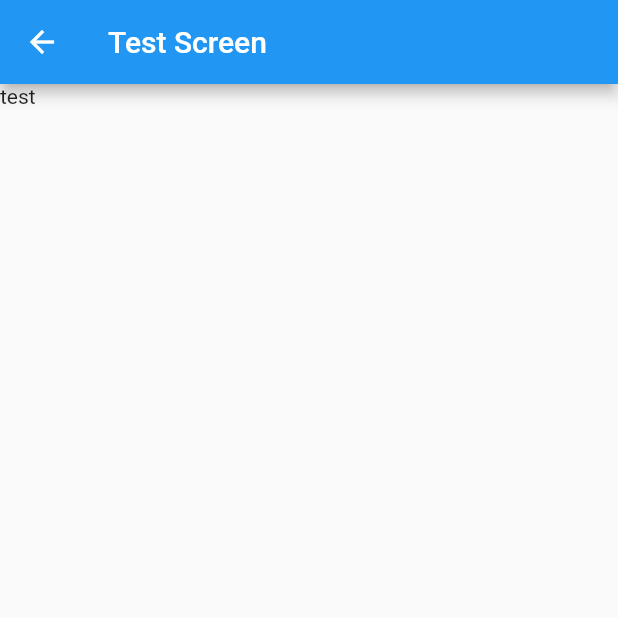
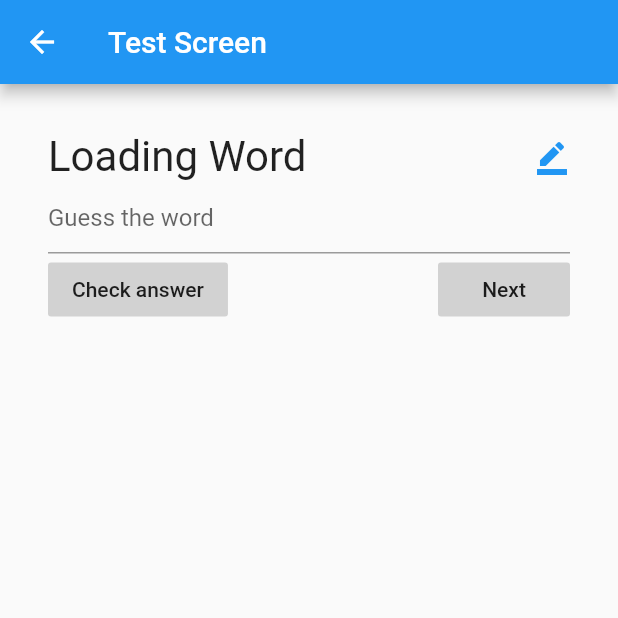
Before and after one commit to Bardo91/nihongo_goi_2, a Flutter app: the screen it shows after launch, after a tap on "テスト - Test", on a phone screen of 412 x 824 dp, the top half of it. Run offline on Flutter 3.47's test engine with Material 2 defaults, Android fonts, the phone set to English and light mode, and no system bars; our stand-ins replace sqflite; accounts and stored records are empty.

Commit message:
Preparing test screen

```diff
--- a/lib/KanjiScreen.dart
+++ b/lib/KanjiScreen.dart
@@ -35,7 +35,7 @@ class _KanjiScreenState extends State<KanjiScreen> {
             padding: EdgeInsets.all(16.0),
             itemCount: kanjis.length*2,
             itemBuilder: /*1*/ (context, i) {
-              if (i.isOdd) return Divider(); /*2*/
+              if (i.isOdd) return Divider(thickness: 2); /*2*/
               final index = i ~/ 2;
               return _buildRow(kanjis[index]);
             })
--- a/lib/Nihongogoi2Database.dart
+++ b/lib/Nihongogoi2Database.dart
@@ -38,17 +38,17 @@ class Nihongogoi2Database{
     final dbPath  = await getDatabasesPath();
     final path = join(dbPath, DATABASE_NAME);
 
-    final exist = await databaseExists(path);
+    /*final exist = await databaseExists(path);
 
     if(!exist){
       try{
         await Directory(dirname(path)).create(recursive: true);
-      }catch(_){}
+      }catch(_){}*/
       ByteData data = await rootBundle.load(join("assets", DATABASE_NAME));
 
       List<int> bytes = data.buffer.asUint8List(data.offsetInBytes, data.lengthInBytes);
       await File(path).writeAsBytes(bytes, flush: true);
-    }
+    //}
 
     database = await openDatabase(path);
   }
@@ -69,10 +69,11 @@ class Nihongogoi2Database{
     });
   }
 
-  List<VocabularyEntry> getAllVocabulary(){
+  Future<List<VocabularyEntry>> getAllVocabulary() async{
+    // Get a reference to the database.
+
     // Query the table for all The Dogs.
-    List<Map<String, dynamic>> maps;
-    database.query('dogs').then((value) => maps);
+    final  List<Map<String, dynamic>> maps = await database.query('vocabulary');
 
     // Convert the List<Map<String, dynamic> into a List<Dog>.
     return List.generate(maps.length, (i) {
--- a/lib/TestScreen.dart
+++ b/lib/TestScreen.dart
@@ -2,19 +2,107 @@
 
 import 'package:flutter/material.dart';
 
-class TestScreen extends StatelessWidget {
+import 'Nihongogoi2Database.dart';
+
+class TestScreen extends StatefulWidget {
+  TestScreen(_kanjis, _vocabulary){
+    kanjisFuture = _kanjis;
+    vocabularyFuture = _vocabulary;
+  }
+
+  @override
+  _TestScreenState createState() => _TestScreenState(kanjisFuture, vocabularyFuture);
+
+  Future<List<KanjiEntry>> kanjisFuture;
+  Future<List<VocabularyEntry>> vocabularyFuture;
+}
+
+class _TestScreenState extends State<TestScreen> {
+  _TestScreenState(_kanjis, _vocabulary){
+    kanjisFuture = _kanjis;
+    vocabularyFuture = _vocabulary;
+
+    kanjisFuture.then((value) {
+      if (value != null) value.forEach((item) => kanjis.add(item));
+      setState(() {});
+    });
+
+    vocabularyFuture.then((value) {
+      if (value != null) value.forEach((item) => vocabulary.add(item));
+      setState(() {});
+    });
+  }
+
+  String currentWord = "Loading Word";
+  String currentAnswer = "iam";
+  String currentGuess = "";
+  int statusAnswer = 0;
   @override
   Widget build(BuildContext context) {
     return Scaffold(
       appBar: AppBar(
         title: Text("Test Screen"),
       ),
-      body: ListView(
-        children: [
-          Text("test"),
-        ],
+      body: Container(
+        padding: const EdgeInsets.all(32),
+        child: Column(
+          children: [
+            Container(
+              child: Row(
+                mainAxisAlignment: MainAxisAlignment.center,
+                children: [
+                  Text(currentWord, textScaleFactor: 2),
+                  Spacer(),
+                  Icon(
+                      statusAnswer==0?Icons.border_color:statusAnswer==1?Icons.check:Icons.clear,
+                      color: statusAnswer==0?Colors.blue:statusAnswer==1?Colors.green:Colors.red),
+                ],
+              )
+            ),
+            TextFormField(
+              decoration: InputDecoration(
+                hintText: "Guess the word",
+              ),
+              onChanged: (text) => currentGuess=text,
+            ),
+            Row(
+              mainAxisAlignment: MainAxisAlignment.center,
+              children: [
+                FlatButton(
+                  color: Color.fromARGB(255, 210, 210, 210),
+                  child: Text("Check answer"),
+                  onPressed: _checkAnswer,
+                ),
+                Spacer(),
+                FlatButton(
+                  color: Color.fromARGB(255, 210, 210, 210),
+                  child: Text("Next"),
+                  onPressed: _newRandomWord,
+                )
+              ],
+            ),
+          ],
+        ),
       ),
     );
+  }
 
+  void _checkAnswer(){
+    if(currentAnswer == currentGuess){
+      print("well done!");
+    }else{
+      print("not yet answer is: "+currentAnswer + " you gave " + currentGuess);
+    }
   }
+
+  void _newRandomWord(){
+
+    setState(() {});
+  }
+
+  Future<List<KanjiEntry>> kanjisFuture;
+  List<KanjiEntry> kanjis;
+  Future<List<VocabularyEntry>> vocabularyFuture;
+  List<VocabularyEntry> vocabulary;
+
 }
--- a/lib/main.dart
+++ b/lib/main.dart
@@ -74,14 +74,14 @@ class HomePage extends StatelessWidget {
   void _openVocabularyScreen(){
     Navigator.push(
       _context,
-      MaterialPageRoute(builder: (context) => VocabularyScreen()),
+      MaterialPageRoute(builder: (context) => VocabularyScreen(database.getAllVocabulary())),
     );
   }
 
   void _openTestScreen(){
     Navigator.push(
       _context,
-      MaterialPageRoute(builder: (context) => TestScreen()),
+      MaterialPageRoute(builder: (context) => TestScreen(database.getAllKanjis(), database.getAllVocabulary())),
     );
   }
 }
```
Also changed, not shown: lib/VocabularyScreen.dart (+47 -10 lines), 1 other file.
